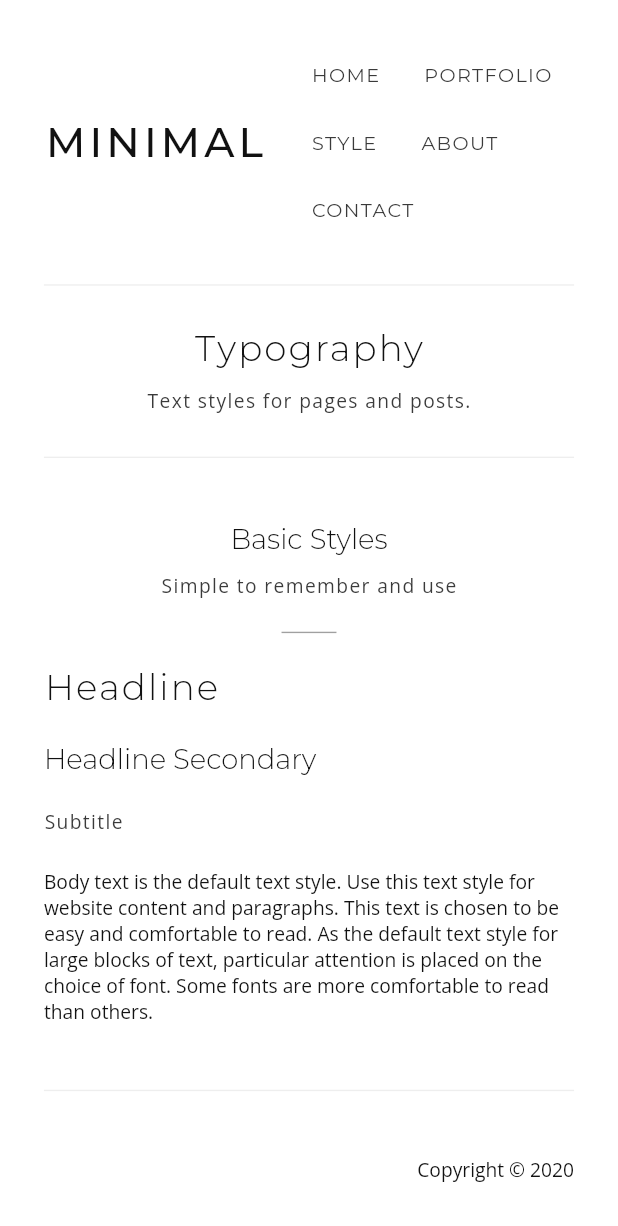
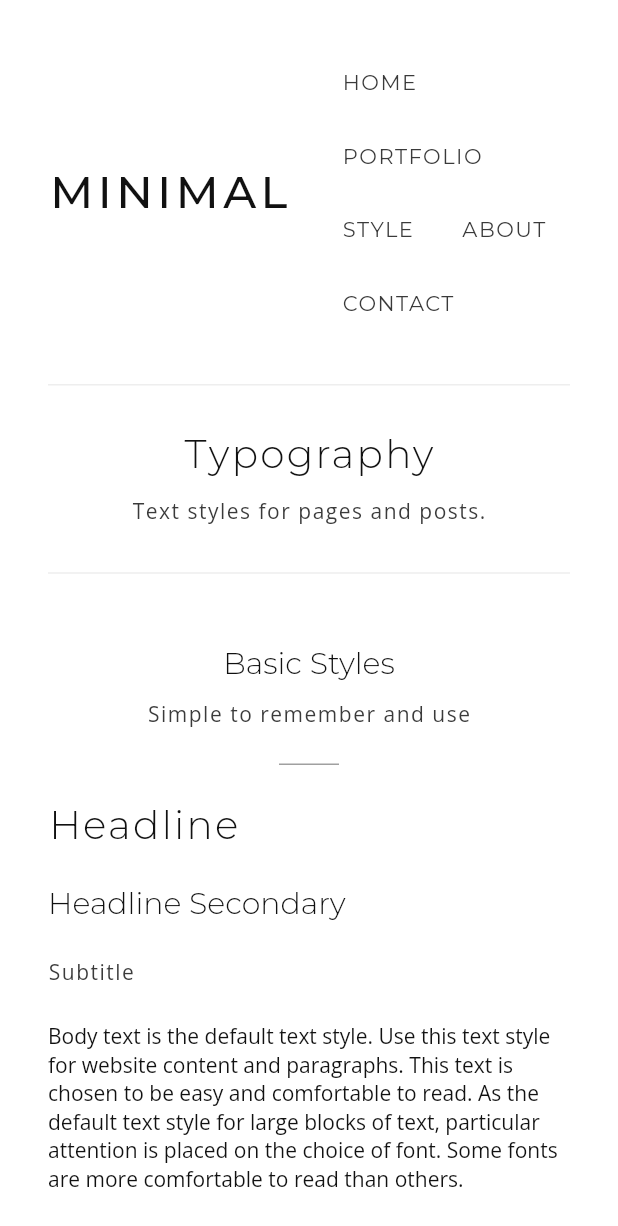
Before and after one commit to Codelessly/FlutterMinimalWebsite, a Flutter app: the screen it shows after launch, after a tap on "STYLE", on a phone screen of 412 x 824 dp. Shown: the top 1226 px of the screen. Run offline on Flutter 3.47's test engine with Material 2 defaults, Android fonts, the phone set to English and light mode, and no system bars; our stand-ins replace google_fonts, responsive_framework; missing offline and left inert: loading_gifs.

Commit message:
Responsive Framework Rewrite #1
- Update to support rewrite.

```diff
--- a/lib/components/blog.dart
+++ b/lib/components/blog.dart
@@ -330,8 +330,8 @@ class ListItem extends StatelessWidget {
  * navigation links. Navigation links collapse into
  * a hamburger menu on screens smaller than 400px.
  */
-class MenuBar extends StatelessWidget {
-  const MenuBar({Key? key}) : super(key: key);
+class MinimalMenuBar extends StatelessWidget {
+  const MinimalMenuBar({Key? key}) : super(key: key);
 
   @override
   Widget build(BuildContext context) {
--- a/lib/main.dart
+++ b/lib/main.dart
@@ -13,19 +13,19 @@ class MyApp extends StatelessWidget {
   @override
   Widget build(BuildContext context) {
     return MaterialApp(
-      builder: (context, child) => ResponsiveWrapper.builder(
-          BouncingScrollWrapper.builder(context, child!),
-          maxWidth: 1200,
-          minWidth: 450,
-          defaultScale: true,
-          breakpoints: [
-            const ResponsiveBreakpoint.resize(450, name: MOBILE),
-            const ResponsiveBreakpoint.autoScale(800, name: TABLET),
-            const ResponsiveBreakpoint.autoScale(1000, name: TABLET),
-            const ResponsiveBreakpoint.resize(1200, name: DESKTOP),
-            const ResponsiveBreakpoint.autoScale(2460, name: "4K"),
-          ],
-          background: Container(color: const Color(0xFFF5F5F5))),
+      builder: (context, child) => ResponsiveBreakpoints.builder(
+        child: BouncingScrollWrapper.builder(context, child!),
+        breakpoints: [
+          const Breakpoint(
+            start: 0,
+            end: 450,
+            name: MOBILE,
+          ),
+          const Breakpoint(start: 451, end: 800, name: TABLET),
+          const Breakpoint(start: 801, end: 1920, name: DESKTOP),
+          const Breakpoint(start: 1921, end: double.infinity, name: '4K'),
+        ],
+      ),
       initialRoute: Routes.home,
       onGenerateRoute: (RouteSettings settings) {
         return Routes.fadeThrough(settings, (context) {
--- a/lib/pages/page_list.dart
+++ b/lib/pages/page_list.dart
@@ -19,7 +19,7 @@ class ListPage extends StatelessWidget {
               margin: const EdgeInsets.symmetric(horizontal: 32),
               child: Column(
                 children: <Widget>[
-                  const MenuBar(),
+                  const MinimalMenuBar(),
                   const ListItem(
                       imageUrl:
                           "assets/images/paper_flower_overhead_bw_w1080.jpg",
--- a/lib/pages/page_post.dart
+++ b/lib/pages/page_post.dart
@@ -12,7 +12,7 @@ class PostPage extends StatelessWidget {
           margin: const EdgeInsets.symmetric(horizontal: 32),
           child: Column(
             children: <Widget>[
-              const MenuBar(),
+              const MinimalMenuBar(),
               const ImageWrapper(
                 image: "assets/images/mugs_side_bw_w1080.jpg",
               ),
--- a/lib/pages/page_typography.dart
+++ b/lib/pages/page_typography.dart
@@ -14,7 +14,7 @@ class TypographyPage extends StatelessWidget {
               margin: const EdgeInsets.symmetric(horizontal: 32),
               child: Column(
                 children: <Widget>[
-                  const MenuBar(),
+                  const MinimalMenuBar(),
                   Align(
                     alignment: Alignment.center,
                     child: Container(
```
Also changed, not shown: pubspec.yaml (+7 -6 lines), 1 other file.
